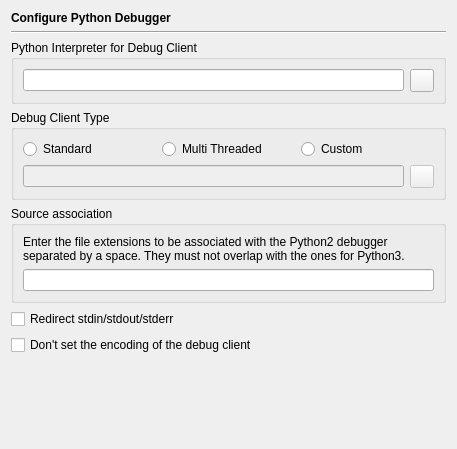
Before: the Qt Designer form Preferences/ConfigurationPages/DebuggerPythonPage.ui in testmana2/test, drawn with Qt 5.
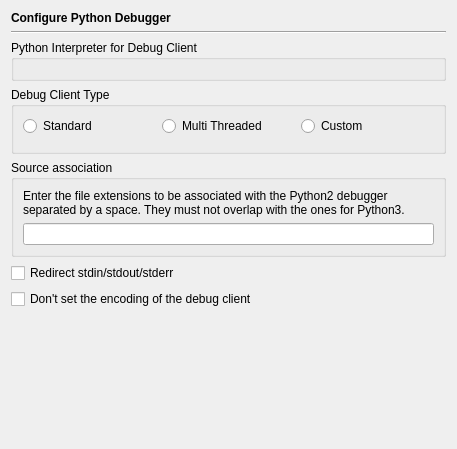
After: the same form once the commit is applied. Custom widgets are drawn as their Qt base class.

Commit message: Changed the Python2 debugger and Editor APIs pages to use the path picker.

```diff
--- a/Preferences/ConfigurationPages/DebuggerPythonPage.ui
+++ b/Preferences/ConfigurationPages/DebuggerPythonPage.ui
@@ -36,21 +36,17 @@
      <property name="title">
       <string>Python Interpreter for Debug Client</string>
      </property>
-     <layout class="QGridLayout">
-      <item row="0" column="0">
-       <widget class="QLineEdit" name="interpreterEdit">
+     <layout class="QVBoxLayout" name="verticalLayout_3">
+      <item>
+       <widget class="E5PathPicker" name="interpreterPicker" native="true">
+        <property name="focusPolicy">
+         <enum>Qt::StrongFocus</enum>
+        </property>
         <property name="toolTip">
          <string>Enter the path of the Python interpreter to be used by the debug client.</string>
         </property>
        </widget>
       </item>
-      <item row="0" column="1">
-       <widget class="QToolButton" name="interpreterButton">
-        <property name="toolTip">
-         <string>Press to select the Python interpreter via a file selection dialog</string>
-        </property>
-       </widget>
-      </item>
      </layout>
     </widget>
    </item>
@@ -59,31 +55,7 @@
      <property name="title">
       <string>Debug Client Type</string>
      </property>
-     <layout class="QGridLayout">
-      <item row="1" column="0" colspan="3">
-       <layout class="QHBoxLayout">
-        <item>
-         <widget class="QLineEdit" name="debugClientEdit">
-          <property name="enabled">
-           <bool>false</bool>
-          </property>
-          <property name="toolTip">
-           <string>Enter the path of the Debug Client to be used.  Leave empty to use the default.</string>
-          </property>
-         </widget>
-        </item>
-        <item>
-         <widget class="QToolButton" name="debugClientButton">
-          <property name="enabled">
-           <bool>false</bool>
-          </property>
-          <property name="toolTip">
-           <string>Press to select the Debug Client via a file selection dialog</string>
-          </property>
-         </widget>
-        </item>
-       </layout>
-      </item>
+     <layout class="QGridLayout" name="gridLayout">
       <item row="0" column="0">
        <widget class="QRadioButton" name="standardButton">
         <property name="toolTip">
@@ -94,6 +66,16 @@
         </property>
        </widget>
       </item>
+      <item row="0" column="1">
+       <widget class="QRadioButton" name="threadedButton">
+        <property name="toolTip">
+         <string>Select the multi threaded debug client</string>
+        </property>
+        <property name="text">
+         <string>Multi Threaded</string>
+        </property>
+       </widget>
+      </item>
       <item row="0" column="2">
        <widget class="QRadioButton" name="customButton">
         <property name="toolTip">
@@ -104,13 +86,16 @@
         </property>
        </widget>
       </item>
-      <item row="0" column="1">
-       <widget class="QRadioButton" name="threadedButton">
+      <item row="1" column="0" colspan="3">
+       <widget class="E5PathPicker" name="debugClientPicker" native="true">
+        <property name="enabled">
+         <bool>false</bool>
+        </property>
+        <property name="focusPolicy">
+         <enum>Qt::StrongFocus</enum>
+        </property>
         <property name="toolTip">
-         <string>Select the multi threaded debug client</string>
-        </property>
-        <property name="text">
-         <string>Multi Threaded</string>
+         <string>Enter the path of the Debug Client to be used.  Leave empty to use the default.</string>
         </property>
        </widget>
       </item>
@@ -174,6 +159,14 @@
    </item>
   </layout>
  </widget>
+ <customwidgets>
+  <customwidget>
+   <class>E5PathPicker</class>
+   <extends>QWidget</extends>
+   <header>E5Gui/E5PathPicker.h</header>
+   <container>1</container>
+  </customwidget>
+ </customwidgets>
  <tabstops>
   <tabstop>interpreterEdit</tabstop>
   <tabstop>interpreterButton</tabstop>
```
Left out of the diff: 16 changed lines with no effect on the pictures. The commit also changes 18 other files.
